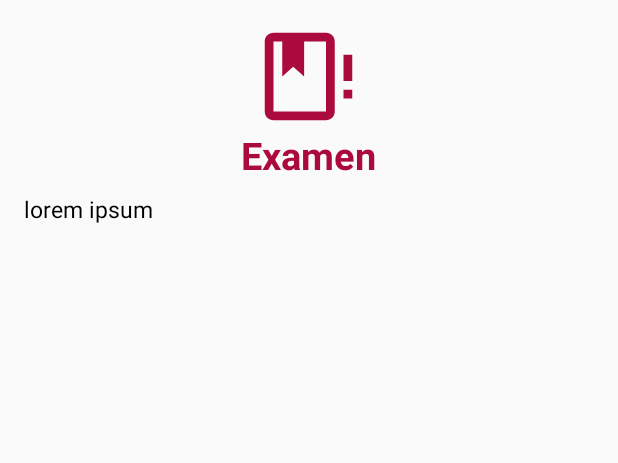
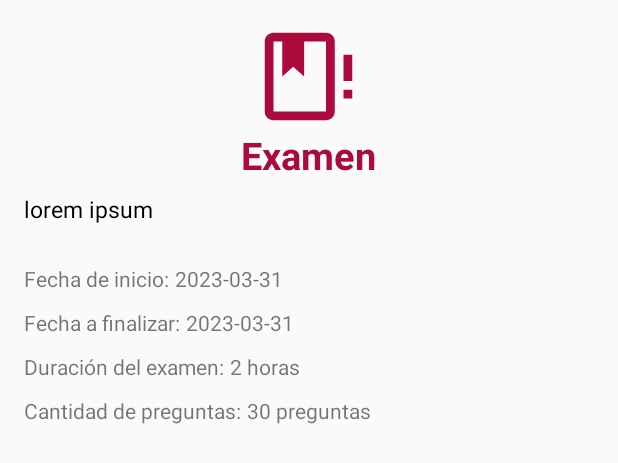
Before and after one commit to EdwinCA2000/AppMovilExamenes, an Android app: the layout modal_examen.xml on its own in the app's theme, with its tools: preview values and no code run, on a phone screen of 412 x 824 dp. Shown: the top 463 px of the screen. Run offline under Robolectric (Android 15) with nearby library versions, the phone set to English and light mode, and no system bars.

Commit message:
Mejoras y agregado a los modales de los examenes

```diff
--- a/app/src/main/java/com/example/examenesseq/fragments/principal/Bienvenida.kt
+++ b/app/src/main/java/com/example/examenesseq/fragments/principal/Bienvenida.kt
@@ -9,7 +9,7 @@ import androidx.navigation.fragment.findNavController
 import com.example.examenesseq.R
 import com.example.examenesseq.databinding.FragmentBienvenidaBinding
 
-class bienvenida : Fragment() {
+class Bienvenida : Fragment() {
 
     private var _binding: FragmentBienvenidaBinding? = null
     private val binding get() = _binding!!
--- a/app/src/main/res/layout/elementos_examen.xml
+++ b/app/src/main/res/layout/elementos_examen.xml
@@ -66,6 +66,7 @@
                         android:layout_width="wrap_content"
                         android:layout_height="wrap_content"
                         android:text="100"
+                        android:textColor="@color/white"
                         android:textSize="18sp"
                         android:layout_marginStart="4dp" />
 
--- a/app/src/main/res/layout/modal_examen.xml
+++ b/app/src/main/res/layout/modal_examen.xml
@@ -14,7 +14,6 @@
         android:src="@drawable/book_alert_outline"
         app:tint="@color/colorSEQ"/>
 
-    <!-- Agrega aquí los elementos de diseño para mostrar los detalles del examen -->
     <TextView
         android:id="@+id/tituloModal"
         android:layout_width="wrap_content"
@@ -36,4 +35,98 @@
         android:textColor="@color/black"
         android:justificationMode="inter_word"/>
 
+    <LinearLayout
+        android:layout_width="match_parent"
+        android:layout_height="wrap_content"
+        android:layout_marginTop="10dp"
+        android:orientation="horizontal">
+        <LinearLayout
+            android:layout_width="wrap_content"
+            android:layout_height="wrap_content">
+            <TextView
+                android:layout_width="wrap_content"
+                android:layout_height="match_parent"
+                android:text="Fecha de inicio:" />
+
+            <TextView
+                android:id="@+id/fechaInicio"
+                android:layout_width="wrap_content"
+                android:layout_height="match_parent"
+                android:layout_marginStart="4dp"
+                android:text="2023-03-31"/>
+        </LinearLayout>
+
+
+    </LinearLayout>
+
+    <LinearLayout
+        android:layout_width="match_parent"
+        android:layout_height="wrap_content"
+        android:layout_marginTop="10dp"
+        android:orientation="horizontal">
+        <LinearLayout
+            android:layout_width="wrap_content"
+            android:layout_height="wrap_content">
+            <TextView
+                android:layout_width="wrap_content"
+                android:layout_height="match_parent"
+                android:text="Fecha a finalizar:" />
+
+            <TextView
+                android:id="@+id/fechaFinal"
+                android:layout_width="wrap_content"
+                android:layout_height="match_parent"
+                android:layout_marginStart="4dp"
+                android:text="2023-03-31"/>
+        </LinearLayout>
+    </LinearLayout>
+
+    <LinearLayout
+        android:layout_width="match_parent"
+        android:layout_height="wrap_content"
+        android:layout_marginTop="10dp"
+        android:orientation="horizontal">
+        <LinearLayout
+            android:layout_width="wrap_content"
+            android:layout_height="wrap_content">
+            <TextView
+                android:layout_width="wrap_content"
+                android:layout_height="match_parent"
+                android:text="Duración del examen:" />
+
+            <TextView
+                android:id="@+id/duracionExamen"
+                android:layout_width="wrap_content"
+                android:layout_height="match_parent"
+                android:layout_marginStart="4dp"
+                android:text="2 horas"/>
+        </LinearLayout>
+
+
+    </LinearLayout>
+
+    <LinearLayout
+        android:layout_width="match_parent"
+        android:layout_height="wrap_content"
+        android:layout_marginTop="10dp"
+        android:orientation="horizontal">
+        <LinearLayout
+            android:layout_width="wrap_content"
+            android:layout_height="wrap_content">
+            <TextView
+                android:layout_width="wrap_content"
+                android:layout_height="match_parent"
+                android:text="Cantidad de preguntas:" />
+
+            <TextView
+                android:id="@+id/cantidadPreguntas"
+                android:layout_width="wrap_content"
+                android:layout_height="match_parent"
+                android:layout_marginStart="4dp"
+                android:text="30 preguntas"/>
+        </LinearLayout>
+
+
+    </LinearLayout>
+
 </LinearLayout>
--- a/app/src/main/res/layout/modal_examen_completado.xml
+++ b/app/src/main/res/layout/modal_examen_completado.xml
@@ -14,7 +14,6 @@
         android:src="@drawable/book_check_outline"
         app:tint="@color/colorSEQ"/>
 
-    <!-- Agrega aquí los elementos de diseño para mostrar los detalles del examen -->
     <TextView
         android:id="@+id/tituloModal"
         android:layout_width="wrap_content"
--- a/app/src/main/res/navigation/navegacion.xml
+++ b/app/src/main/res/navigation/navegacion.xml
@@ -7,7 +7,7 @@
 
     <fragment
         android:id="@+id/bienvenida"
-        android:name="com.example.examenesseq.fragments.principal.bienvenida"
+        android:name="com.example.examenesseq.fragments.principal.Bienvenida"
         android:label="Bienvenida"
         tools:layout="@layout/fragment_bienvenida" >
         <action
```
Also changed, not shown: app/src/main/java/com/example/examenesseq/fragments/inicio/examenadapter/ExamenAdapter.kt (+7 -1 lines), app/src/main/java/com/example/examenesseq/fragments/inicio/examenadapter/ExamenModal.kt (+41 -1 lines), app/src/main/java/com/example/examenesseq/fragments/inicio/examenadapter/ExamenModalCompletado.kt (+9 -1 lines), app/src/main/java/com/example/examenesseq/util/CustomDateDeserializer.kt (+3 -6 lines).
